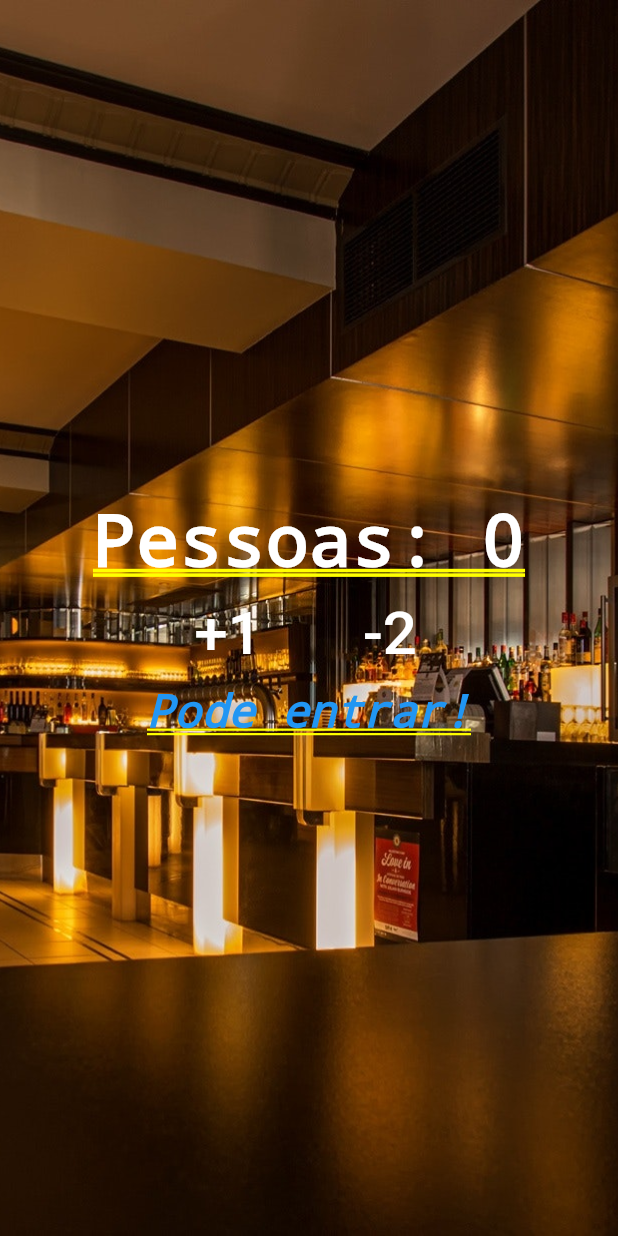
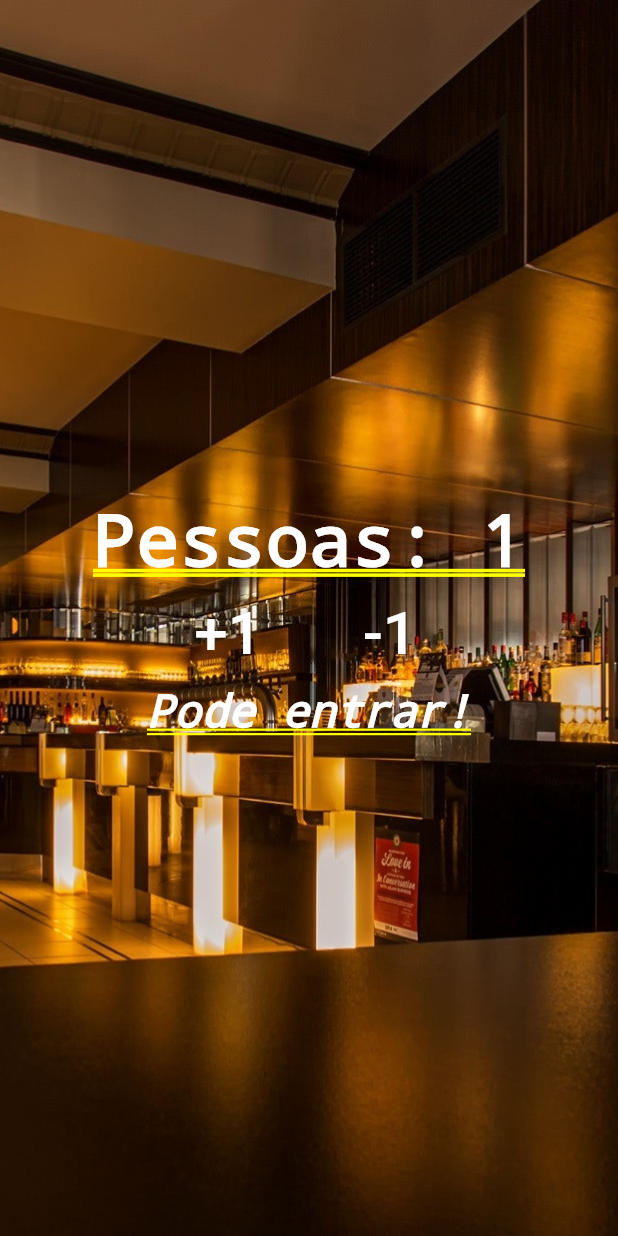
Before and after one commit to rafaelbatistaroque/contador_de_pessoas, a Flutter app: the screen it shows after launch, after a tap on "+1", on a phone screen of 412 x 824 dp. Run offline on Flutter 3.47's test engine with Material 2 defaults, Android fonts, the phone set to English and light mode, and no system bars.

Commit message:
Add functions cont

```diff
--- a/lib/main.dart
+++ b/lib/main.dart
@@ -3,8 +3,26 @@ import 'package:flutter/material.dart';
 void main(){
   runApp(MaterialApp(
     title: "Contator de pessoas",
-    home:
-      Stack(
+    home: Home()));
+}
+class Home extends StatefulWidget {
+  @override
+  _HomeState createState() => _HomeState();
+}
+
+class _HomeState extends State<Home> {
+
+  int _people = 0;
+
+  void _changePeople(int delta){
+    setState(() {
+       _people += delta;
+    });
+  }
+
+  @override
+  Widget build(BuildContext context) {
+    return Stack(
       children: <Widget>[
         Image.asset(
           "img/restaurant.jpg",
@@ -13,7 +31,7 @@ void main(){
         ),
         Column(mainAxisAlignment: MainAxisAlignment.center,
           children: <Widget>[
-              Text("Pessoas: 0",
+            Text("Pessoas: $_people",
               style: TextStyle(color: Colors.white, fontWeight: FontWeight.bold),
             ),
             Row(mainAxisAlignment: MainAxisAlignment.center,
@@ -23,25 +41,29 @@ void main(){
                     child: Text("+1",
                     style: TextStyle(fontSize: 40.0, color: Colors.white),
                     ),
-                      onPressed: () {},
+                    onPressed: () {
+                      _changePeople(1);
+                    },
                   ),
                 ),
                 Padding(padding: EdgeInsets.all(10.0),
                   child: FlatButton(
-                      child: Text("-2",
+                    child: Text("-1",
                     style: TextStyle(fontSize: 40.0, color: Colors.white),
                     ),
-                      onPressed: () {},
+                    onPressed: () {
+                      _changePeople(-1);
+                    },
                   ),
                 ),
               ],
             ),
             Text("Pode entrar!",
-                style: TextStyle(color: Colors.blue, fontStyle: FontStyle.italic, fontSize: 30.0),
+              style: TextStyle(color: Colors.white, fontStyle: FontStyle.italic, fontSize: 30.0),
             )
           ],
         )
       ],
-      )
-  ));
+    );
   }
+}
```
Lines whose indentation alone changed are shown as unchanged.
